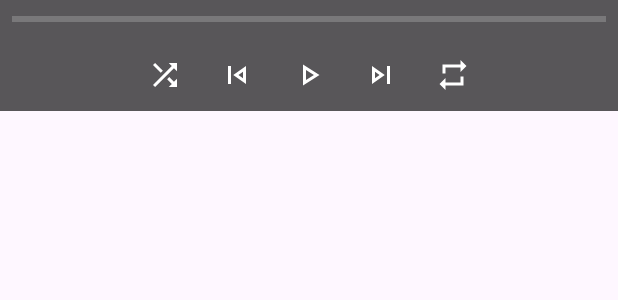
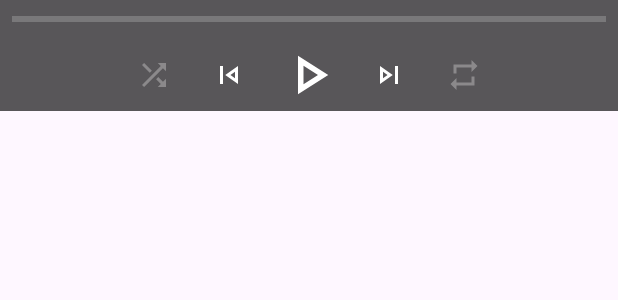
Before and after one commit to farbodbj/YourMusic, an Android app: the layout custom_exo_player_control_view.xml on its own in the app's theme, with its tools: preview values and no code run, on a phone screen of 412 x 824 dp. Shown: the top 300 px of the screen. Run offline under Robolectric (Android 15) with nearby library versions, the phone set to English and light mode, and no system bars.

Commit message:
playback control problems fixed

```diff
--- a/app/src/main/java/com/bale_bootcamp/yourmusic/data/player/SongPlaybackController.kt
+++ b/app/src/main/java/com/bale_bootcamp/yourmusic/data/player/SongPlaybackController.kt
@@ -16,10 +16,10 @@ private const val TAG = "SongPlaybackController"
 @UnstableApi
 class SongPlaybackController @Inject constructor(
     @ApplicationContext private val context: Context,
-    private val mediaControllerFuture: ListenableFuture<MediaController>
+    val mediaControllerFuture: ListenableFuture<MediaController>
 ): PlaybackController {
 
-    private val mediaController: MediaController?
+    val mediaController: MediaController?
         get() = if(mediaControllerFuture.isDone) {
             mediaControllerFuture.get()
 
@@ -65,6 +65,7 @@ class SongPlaybackController @Inject constructor(
 
     private fun setMediaControllerFutureListener() {
         mediaControllerFuture.addListener({
+            Log.d(TAG, "mediaItems count: ${mediaItems.count()}")
             mediaController?.addMediaItems(mediaItems)
         }, MoreExecutors.directExecutor())
     }
@@ -86,6 +87,7 @@ class SongPlaybackController @Inject constructor(
     }
 
     override fun pause() {
+        Log.d(TAG, "pause")
         mediaController?.pause()
     }
 
--- /dev/null
+++ b/app/src/main/res/drawable/play_pause.xml
@@ -0,0 +1,5 @@
+<?xml version="1.0" encoding="utf-8"?>
+<selector xmlns:android="http://schemas.android.com/apk/res/android">
+    <item android:drawable="@drawable/pause_white_24dp" android:state_selected="true"/>
+    <item android:drawable="@drawable/play_arrow_white_24dp"/>
+</selector>
--- a/app/src/main/res/layout/player_control_view.xml
+++ b/app/src/main/res/layout/custom_exo_player_control_view.xml
@@ -10,6 +10,7 @@
         android:layout_width="match_parent"
         android:layout_height="wrap_content"
         app:layout_constraintTop_toTopOf="parent"
+        app:layout_constraintBottom_toTopOf="@id/playback_controls"
         app:layout_constraintStart_toStartOf="parent"
         app:layout_constraintEnd_toEndOf="parent" />
 
@@ -25,36 +26,40 @@
             android:id="@+id/exo_shuffle"
             android:layout_width="@dimen/playback_button_width"
             android:layout_height="@dimen/play_button_height"
-            android:src="@drawable/shuffle_selector"
-            android:background="@color/transparent" />
+            android:layout_gravity="start"
+            android:background="@color/transparent"
+            style="@style/ExoStyledControls.Button.Bottom.Shuffle"/>
 
         <ImageButton
             android:id="@+id/exo_prev"
             android:layout_width="@dimen/playback_button_width"
             android:layout_height="@dimen/play_button_height"
+            android:layout_gravity="start"
             android:src="@drawable/skip_previous_white_24dp"
-            android:background="@color/transparent" />
+            android:background="@color/transparent"
+            style="@style/ExoMediaButton.Previous"/>
 
         <ImageButton
-            android:id="@+id/exo_play"
+            android:id="@+id/exo_play_pause"
             android:layout_width="@dimen/playback_button_width"
             android:layout_height="@dimen/play_button_height"
             android:src="@drawable/play_arrow_white_24dp"
-            android:background="@color/transparent" />
+            android:background="@color/transparent"
+            style="@style/ExoStyledControls.Button.Center.PlayPause"/>
+
         <ImageButton
             android:id="@+id/exo_next"
             android:layout_width="@dimen/playback_button_width"
             android:layout_height="@dimen/play_button_height"
             android:src="@drawable/skip_next_white_24dp"
-            android:background="@color/transparent" />
+            android:background="@color/transparent"
+            style="@style/ExoMediaButton.Next"/>
 
         <ImageButton
             android:id="@+id/exo_repeat_toggle"
             android:layout_width="@dimen/playback_button_width"
             android:layout_height="@dimen/play_button_height"
-            android:src="@drawable/repeat_mode_selector"
-            android:background="@color/transparent"/>
-
+            android:background="@color/transparent"
+            style="@style/ExoStyledControls.Button.Bottom.RepeatToggle"/>
     </LinearLayout>
-
 </androidx.constraintlayout.widget.ConstraintLayout>
```
Also changed, not shown: app/src/main/java/com/bale_bootcamp/yourmusic/data/di/ExoPlayerProvider.kt (+6 -3 lines), app/src/main/java/com/bale_bootcamp/yourmusic/presentation/ui/songlist/SongListFragment.kt (+7 -4 lines), app/src/main/java/com/bale_bootcamp/yourmusic/presentation/ui/songlist/SongListViewModel.kt (+1 -47 lines), app/src/main/res/drawable/pause_white_24dp.xml (added, +9 -0 lines), app/src/main/res/layout/fragment_song_list.xml (+7 -2 lines).
